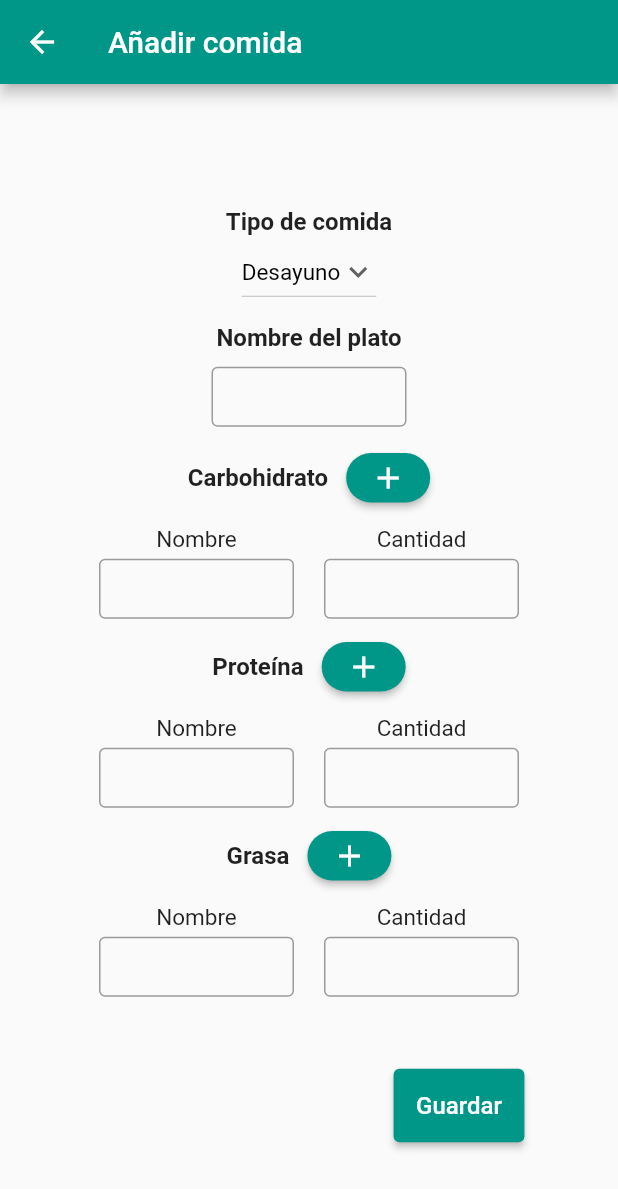
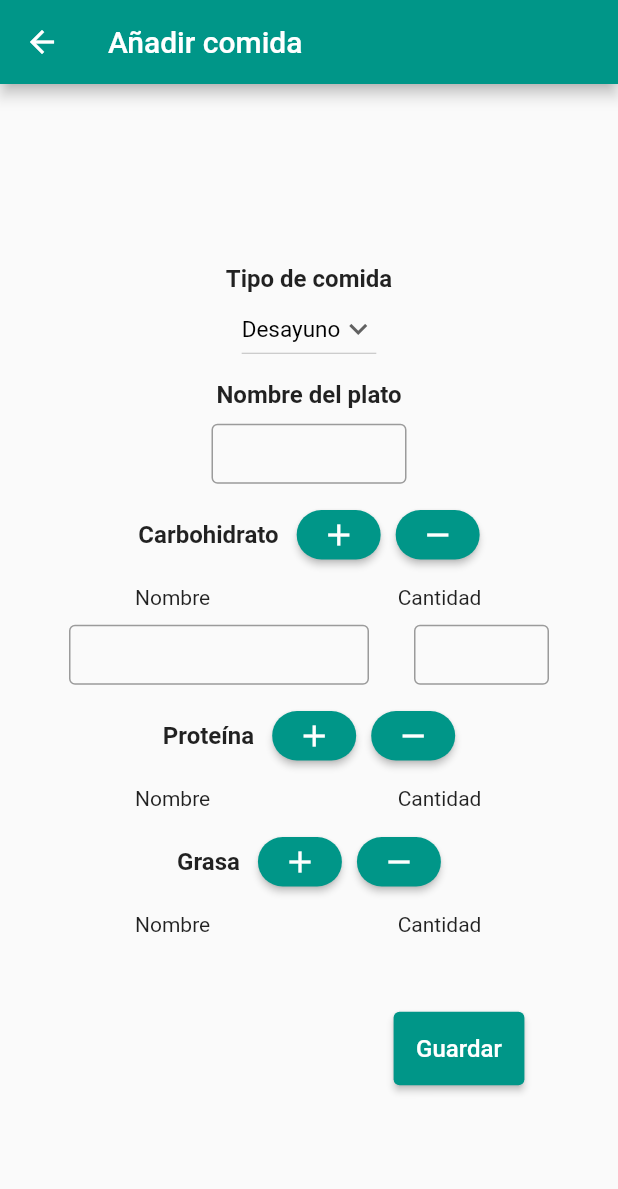
Before and after one commit to mceleste3/plan_nutricional, a Flutter app: the AddComida screen opened by its route, after a tap on the "add" icon, on a phone screen of 412 x 824 dp. Shown: the top 1189 px of the screen. Run offline on Flutter 3.47's test engine with Material 2 defaults, Android fonts, the phone set to English and light mode, and no system bars; our stand-ins replace cloud_firestore, firebase_auth, firebase_core; missing offline and left inert: flutterfire_ui; accounts and stored records are empty; statements that could not run were skipped.

Commit message:
Pantalla add_comida.dart terminada

```diff
--- a/lib/pantallas/add_comida.dart
+++ b/lib/pantallas/add_comida.dart
@@ -1,4 +1,3 @@
-import 'package:cloud_firestore/cloud_firestore.dart';
 import 'package:flutter/material.dart';
 import 'package:plan_nutricional/clases/comidas.dart';
 
@@ -24,23 +23,22 @@ class _AddComidaState extends State<AddComida> {
     super.dispose();
   }
 
-  Future<void> _guardarPulsado() async {
-    final c = Comida.r(
+  @override
+  Widget build(BuildContext context) {
+    Comida comida = Comida.r(
       '',
-      _nombre.text,
-      [Ingrediente('', ''), Ingrediente('', '')],
-      [Ingrediente('', ''), Ingrediente('', '')],
-      [Ingrediente('', ''), Ingrediente('', '')],
+      '',
+      [],
+      [],
+      [],
     );
-    final docSnap = FirebaseFirestore.instance
-        .collection('/usuarios')
-        .doc('CKqi4OfuXeMHe41cyOug');
+
+    Future<void> _guardarPulsado(Comida c) async {
+      c.nombre = _nombre.text;
       addComida('CKqi4OfuXeMHe41cyOug', c);
       Navigator.of(context).pop();
     }
 
-  @override
-  Widget build(BuildContext context) {
     return Scaffold(
       appBar: AppBar(title: const Text('Añadir comida')),
       body: Center(
@@ -57,7 +55,7 @@ class _AddComidaState extends State<AddComida> {
                     fontSize: 16,
                   ),
                 ),
-                const Desplegable(),
+                Desplegable(comida: comida),
                 const SizedBox(
                   height: 10,
                 ),
@@ -84,16 +82,26 @@ class _AddComidaState extends State<AddComida> {
                 const SizedBox(
                   height: 10,
                 ),
-                const Casilla(
-                  nutriente: 'Carbohidrato',
+                Columna(
+                  nombre: 'Carbohidrato',
+                  listaIngredientes: comida.carbohidrato,
+                  comida: comida,
                 ),
-                const Casilla(nutriente: 'Proteína'),
-                const Casilla(nutriente: 'Grasa'),
+                Columna(
+                  nombre: 'Proteína',
+                  listaIngredientes: comida.proteina,
+                  comida: comida,
+                ),
+                Columna(
+                  nombre: 'Grasa',
+                  listaIngredientes: comida.grasa,
+                  comida: comida,
+                ),
                 Padding(
                   padding: const EdgeInsets.only(left: 200, top: 40),
                   child: ElevatedButton(
                     onPressed: () {
-                      _guardarPulsado();
+                      _guardarPulsado(comida);
                     },
                     child: const Text(
                       'Guardar',
@@ -112,99 +120,163 @@ class _AddComidaState extends State<AddComida> {
   }
 }
 
-class Casilla extends StatelessWidget {
-  final String nutriente;
-  const Casilla({Key? key, required this.nutriente}) : super(key: key);
+class Columna extends StatefulWidget {
+  const Columna({
+    Key? key,
+    required this.nombre,
+    required this.listaIngredientes,
+    required this.comida,
+  }) : super(key: key);
 
+  final String nombre;
+  final List<Ingrediente> listaIngredientes;
+  final Comida comida;
+
+  @override
+  State<Columna> createState() => _ColumnaState();
+}
+
+class _ColumnaState extends State<Columna> {
   @override
   Widget build(BuildContext context) {
     return Column(
+      crossAxisAlignment: CrossAxisAlignment.center,
       children: [
         Row(
           mainAxisAlignment: MainAxisAlignment.center,
           children: [
             Text(
-              '$nutriente',
-              style: const TextStyle(
-                fontWeight: FontWeight.bold,
-                fontSize: 16,
-              ),
+              widget.nombre,
+              style: const TextStyle(fontWeight: FontWeight.bold, fontSize: 16),
             ),
             const SizedBox(
               width: 12,
             ),
             ElevatedButton(
-                onPressed: () {},
+              onPressed: () => setState(() {
+                widget.listaIngredientes.add(Ingrediente('', ''));
+              }),
               child: const Icon(Icons.add),
               style: ElevatedButton.styleFrom(
                 shape: RoundedRectangleBorder(
                   borderRadius: BorderRadius.circular(20),
                 ),
                 minimumSize: const Size(50, 33),
-                )),
+              ),
+            ),
+            const SizedBox(
+              width: 10,
+            ),
+            ElevatedButton(
+              onPressed: () => setState(() {
+                widget.listaIngredientes.removeLast();
+              }),
+              child: const Icon(Icons.remove),
+              style: ElevatedButton.styleFrom(
+                shape: RoundedRectangleBorder(
+                  borderRadius: BorderRadius.circular(20),
+                ),
+                minimumSize: const Size(50, 33),
+              ),
+            ),
           ],
         ),
+        const SizedBox(height: 10),
+        Row(
+          children: const [
             Padding(
-          padding: const EdgeInsets.only(top: 8, bottom: 8),
-          child: Row(
-            mainAxisAlignment: MainAxisAlignment.center,
-            children: const [
-              Columna(
-                nombre: 'Nombre',
+              padding: EdgeInsets.only(left: 90),
+              child: Text("Nombre"),
             ),
-              SizedBox(
-                width: 20,
-              ),
-              Columna(nombre: 'Cantidad')
+            SizedBox(width: 125),
+            Text("Cantidad"),
           ],
         ),
+        ListView.builder(
+          scrollDirection: Axis.vertical,
+          shrinkWrap: true,
+          itemCount: widget.listaIngredientes.length,
+          itemBuilder: (context, index) {
+            return EditorCasillas(
+              ingrediente: widget.listaIngredientes[index],
+            );
+          },
         ),
+        const SizedBox(height: 10)
       ],
     );
   }
 }
 
-class Columna extends StatefulWidget {
-  final String nombre;
-  const Columna({Key? key, required this.nombre}) : super(key: key);
+class EditorCasillas extends StatefulWidget {
+  const EditorCasillas({Key? key, required this.ingrediente}) : super(key: key);
+
+  final Ingrediente ingrediente;
 
   @override
-  State<Columna> createState() => _ColumnaState();
+  State<EditorCasillas> createState() => _EditorCasillasState();
 }
 
-class _ColumnaState extends State<Columna> {
-  late TextEditingController _controller;
+class _EditorCasillasState extends State<EditorCasillas> {
+  late TextEditingController _nombre;
+  late TextEditingController _cantidad;
 
   @override
   void initState() {
     super.initState();
-    _controller = TextEditingController(
-      text: "",
-    );
+    _nombre = TextEditingController();
+    _cantidad = TextEditingController();
+  }
+
+  @override
+  void dispose() {
+    _nombre.dispose();
+    _cantidad.dispose();
+    super.dispose();
+  }
+
+  void cambioNombre(String nombre) {
+    // Este cambio afecta al objeto comida, realmente...
+    widget.ingrediente.nombre = nombre;
+  }
+
+  void cambioCantidad(String cantidad) {
+    // Este cambio afecta al objeto comida, realmente...
+    widget.ingrediente.cantidad = cantidad;
   }
 
   @override
   Widget build(BuildContext context) {
     return Column(
       children: [
-        Text(
-          "${widget.nombre}",
-          style: const TextStyle(
-            fontSize: 15,
-          ),
-        ),
-        const SizedBox(
-          height: 4,
-        ),
+        const SizedBox(height: 10),
+        Row(
+          mainAxisAlignment: MainAxisAlignment.center,
+          children: [
             SizedBox(
-          width: 130,
+              width: 200,
               height: 40,
               child: TextField(
-            controller: _controller,
+                controller: _nombre,
+                onChanged: cambioNombre,
                 decoration: const InputDecoration(
                   border: OutlineInputBorder(),
                 ),
               ),
+            ),
+            const SizedBox(width: 30),
+            SizedBox(
+              width: 90,
+              height: 40,
+              child: TextField(
+                controller: _cantidad,
+                onChanged: cambioCantidad,
+                decoration: const InputDecoration(
+                  border: OutlineInputBorder(),
+                ),
+              ),
+            ),
+          ],
         ),
       ],
     );
@@ -212,10 +284,14 @@ class _ColumnaState extends State<Columna> {
 }
 
 class Desplegable extends StatefulWidget {
-  const Desplegable({Key? key}) : super(key: key);
+  const Desplegable({
+    Key? key,
+    required this.comida,
+  }) : super(key: key);
 
   @override
   State<Desplegable> createState() => _DesplegableState();
+  final Comida comida;
 }
 
 class _DesplegableState extends State<Desplegable> {
@@ -223,6 +299,7 @@ class _DesplegableState extends State<Desplegable> {
 
   @override
   Widget build(BuildContext context) {
+    widget.comida.tipo = dropdownValue;
     return DropdownButton<String>(
       value: dropdownValue,
       borderRadius: BorderRadius.circular(10),
@@ -232,6 +309,7 @@ class _DesplegableState extends State<Desplegable> {
       onChanged: (String? newValue) {
         setState(() {
           dropdownValue = newValue!;
+          widget.comida.tipo = newValue.toLowerCase();
         });
       },
       items: <String>['Desayuno', 'Snack', 'Almuerzo', 'Merienda', 'Cena']
--- a/lib/pantallas/editar_comida.dart
+++ b/lib/pantallas/editar_comida.dart
@@ -21,7 +21,8 @@ class _EditarComidaState extends State<EditarComida> {
   @override
   void didChangeDependencies() {
     if (ModalRoute.of(context) != null) {
-      final arguments = ModalRoute.of(context)!.settings.arguments as List<dynamic>;
+      final arguments =
+          ModalRoute.of(context)!.settings.arguments as List<dynamic>;
       usuarioId = arguments[0];
       comidaId = arguments[1];
     }
@@ -114,7 +115,8 @@ class _EditarComidaState extends State<EditarComida> {
                       'Guardar',
                       style: TextStyle(fontSize: 16),
                     ),
-                    style: ElevatedButton.styleFrom(padding: const EdgeInsets.all(15)),
+                    style: ElevatedButton.styleFrom(
+                        padding: const EdgeInsets.all(15)),
                   ),
                 ),
                 const SizedBox(height: 10)
@@ -144,62 +146,6 @@ class Columna extends StatefulWidget {
 }
 
 class _ColumnaState extends State<Columna> {
-  /*
-
-  int length(String nom) {
-    int i = 0;
-    if (nom == 'Carbohidrato') {
-      i = widget.comida.carbohidrato.length;
-    }
-    if (nom == 'Proteína') {
-      i = widget.comida.proteina.length;
-    }
-    if (nom == 'Grasa') {
-      i = widget.comida.grasa.length;
-    }
-    return i;
-  }
-
-  Ingrediente macronutriente(String nom, int index) {
-    Ingrediente c = widget.comida.carbohidrato[0];
-    if (nom == 'Carbohidrato') {
-      c = widget.comida.carbohidrato[index];
-    }
-    if (nom == 'Proteína') {
-      c = widget.comida.proteina[index];
-    }
-    if (nom == 'Grasa') {
-      c = widget.comida.grasa[index];
-    }
-    return c;
-  }
-
-  Future<void> cambioCantidad(int index, String nom, String cantidad) async {
-    if (nom == 'Carbohidrato') {
-      widget.comida.carbohidrato[index].cantidad = cantidad;
-    }
-    if (nom == 'Proteína') {
-      widget.comida.proteina[index].cantidad = cantidad;
-    }
-    if (nom == 'Grasa') {
-      widget.comida.grasa[index].cantidad = cantidad;
-    }
-  }
-
-  Future<void> cambioNombre(int index, String nom, String cantidad) async {
-    if (nom == 'Carbohidrato') {
-      widget.comida.carbohidrato[index].nombre = cantidad;
-    }
-    if (nom == 'Proteína') {
-      widget.comida.proteina[index].nombre = cantidad;
-    }
-    if (nom == 'Grasa') {
-      widget.comida.grasa[index].nombre = cantidad;
-    }
-  }
-
-  */
-
   @override
   Widget build(BuildContext context) {
     return Column(
@@ -211,10 +157,12 @@ class _ColumnaState extends State<Columna> {
         ),
         const SizedBox(height: 10),
         Row(
-          mainAxisAlignment: MainAxisAlignment.center,
           children: const [
-            Text("Nombre"),
-            SizedBox(width: 80),
+            Padding(
+              padding: EdgeInsets.only(left: 90),
+              child: Text("Nombre"),
+            ),
+            SizedBox(width: 125),
             Text("Cantidad"),
           ],
         ),
@@ -318,7 +266,6 @@ class _EditorCasillasState extends State<EditorCasillas> {
         ),
       ],
     );
-    ;
   }
 }
 
@@ -346,6 +293,7 @@ class _DesplegableState extends State<Desplegable> {
 
   @override
   Widget build(BuildContext context) {
+    widget.comida.tipo = dropdownValue;
     return DropdownButton<String>(
       value: dropdownValue,
       borderRadius: BorderRadius.circular(10),
@@ -359,8 +307,8 @@ class _DesplegableState extends State<Desplegable> {
           widget.actualiza();
         });
       },
-      items:
-          <String>['DESAYUNO', 'SNACK', 'ALMUERZO', 'MERIENDA', 'CENA'].map<DropdownMenuItem<String>>((String value) {
+      items: <String>['DESAYUNO', 'SNACK', 'ALMUERZO', 'MERIENDA', 'CENA']
+          .map<DropdownMenuItem<String>>((String value) {
         return DropdownMenuItem<String>(
           value: value,
           child: Text(value),
--- a/lib/pantallas/pantalla_comidas.dart
+++ b/lib/pantallas/pantalla_comidas.dart
@@ -28,7 +28,8 @@ class PantallaComidas extends StatelessWidget {
           }
           return StreamBuilder(
             stream: comidaListSnapshots(id),
-            builder: (BuildContext context, AsyncSnapshot<List<Comida>> snapshot) {
+            builder:
+                (BuildContext context, AsyncSnapshot<List<Comida>> snapshot) {
               if (snapshot.hasError) {
                 return ErrorWidget(snapshot.error.toString());
               }
@@ -54,7 +55,8 @@ class PantallaComidas extends StatelessWidget {
                           itemCount: comidas.length,
                           itemBuilder: (context, index) {
                             return Padding(
-                              padding: const EdgeInsets.only(bottom: 6, left: 2, top: 2),
+                              padding: const EdgeInsets.only(
+                                  bottom: 6, left: 2, top: 2),
                               child: Row(
                                 children: [
                                   Expanded(
@@ -79,11 +81,11 @@ class PantallaComidas extends StatelessWidget {
                                         child: const Icon(Icons.edit),
                                         style: ElevatedButton.styleFrom(
                                             shape: RoundedRectangleBorder(
-                                              borderRadius: BorderRadius.circular(15),
+                                              borderRadius:
+                                                  BorderRadius.circular(15),
                                             ),
-                                            padding: const EdgeInsets.only(right: 1))
-                                        // backgroundColor: Colors.white,
-                                        ),
+                                            padding: const EdgeInsets.only(
+                                                right: 1))),
                                   ),
                                   const SizedBox(
                                     width: 20,
@@ -92,9 +94,11 @@ class PantallaComidas extends StatelessWidget {
                                     flex: 1,
                                     child: ElevatedButton(
                                       style: ElevatedButton.styleFrom(
-                                        padding: const EdgeInsets.only(right: 1),
+                                        padding:
+                                            const EdgeInsets.only(right: 1),
                                         shape: RoundedRectangleBorder(
-                                          borderRadius: BorderRadius.circular(15),
+                                          borderRadius:
+                                              BorderRadius.circular(15),
                                         ),
                                       ),
                                       onPressed: () {
@@ -102,23 +106,29 @@ class PantallaComidas extends StatelessWidget {
                                           context: context,
                                           builder: (context) {
                                             return AlertDialog(
-                                              backgroundColor: const Color(0xFF515151),
+                                              backgroundColor:
+                                                  const Color(0xFF515151),
                                               content: const Text(
                                                 "Seguro que quieres eliminar esta comida de la lista?",
-                                                style: TextStyle(color: Colors.white70),
+                                                style: TextStyle(
+                                                    color: Colors.white70),
                                               ),
                                               actions: [
                                                 TextButton(
                                                   onPressed: () {
                                                     FirebaseFirestore.instance
-                                                        .doc("/usuarios/$id/comidas/${comidas[index].id}")
+                                                        .doc(
+                                                            "/usuarios/$id/comidas/${comidas[index].id}")
                                                         .delete();
-                                                    Navigator.pop(context, true);
+                                                    Navigator.pop(
+                                                        context, true);
                                                   },
                                                   child: const Text("Aceptar"),
                                                 ),
                                                 TextButton(
-                                                  onPressed: () => Navigator.pop(context, false),
+                                                  onPressed: () =>
+                                                      Navigator.pop(
+                                                          context, false),
                                                   child: const Text("Cancelar"),
                                                 )
                                               ],
@@ -127,7 +137,6 @@ class PantallaComidas extends StatelessWidget {
                                         );
                                       },
                                       child: const Icon(Icons.delete),
-                                      // backgroundColor: Colors.white,
                                     ),
                                   ),
                                 ],
@@ -183,9 +192,12 @@ class ComidaWidget extends StatelessWidget {
 
   final List<Comida> listaComida;
   final int index;
-  static const TextStyle titleStyle = TextStyle(color: Colors.black, fontWeight: FontWeight.w500, fontSize: 14);
-  static const TextStyle subtitleStyle = TextStyle(color: Colors.black54, fontWeight: FontWeight.w500, fontSize: 13);
-  static const TextStyle ingredientStyle = TextStyle(color: Colors.black, fontSize: 13);
+  static const TextStyle titleStyle =
+      TextStyle(color: Colors.black, fontWeight: FontWeight.w500, fontSize: 14);
+  static const TextStyle subtitleStyle = TextStyle(
+      color: Colors.black54, fontWeight: FontWeight.w500, fontSize: 13);
+  static const TextStyle ingredientStyle =
+      TextStyle(color: Colors.black, fontSize: 13);
 
   @override
   Widget build(BuildContext context) {
@@ -211,7 +223,8 @@ class ComidaWidget extends StatelessWidget {
             "${listaComida[index].tipo.toUpperCase()}",
             style: subtitleStyle,
           ),
-          Text("Carbohidrato: ${listaComida[index].carbohidrato.join(", ")}", style: ingredientStyle),
+          Text("Carbohidrato: ${listaComida[index].carbohidrato.join(", ")}",
+              style: ingredientStyle),
           Text(
             "Proteína: ${listaComida[index].proteina.join(", ")}",
             style: ingredientStyle,
```
Also changed, not shown: lib/clases/comidas.dart (+13 -4 lines). Lines whose indentation alone changed are shown as unchanged.
